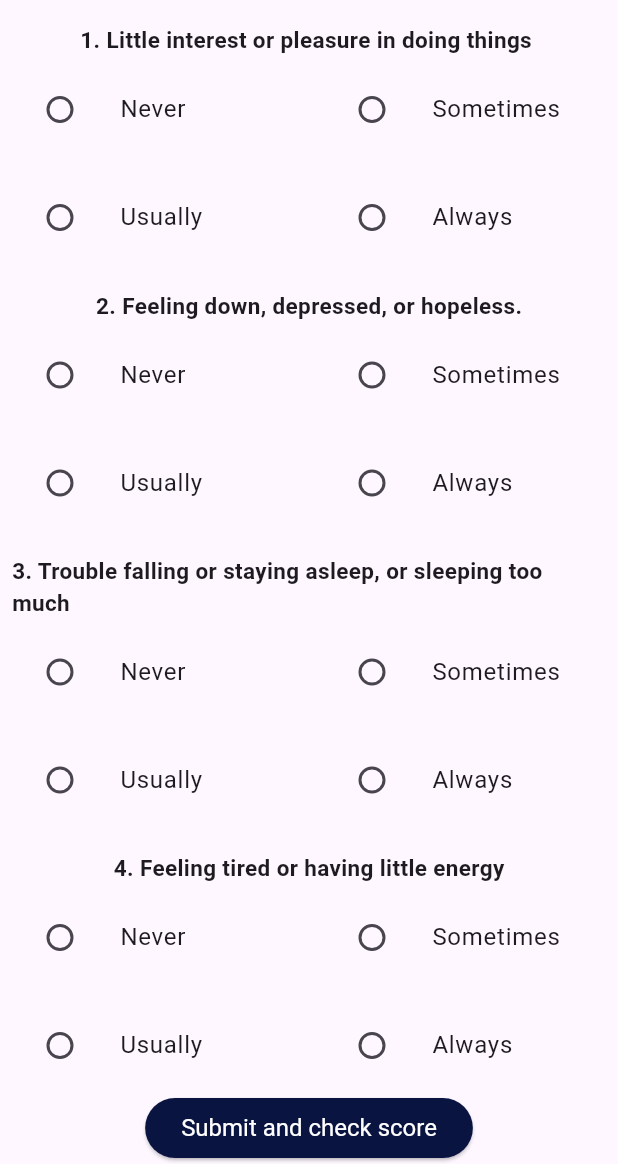
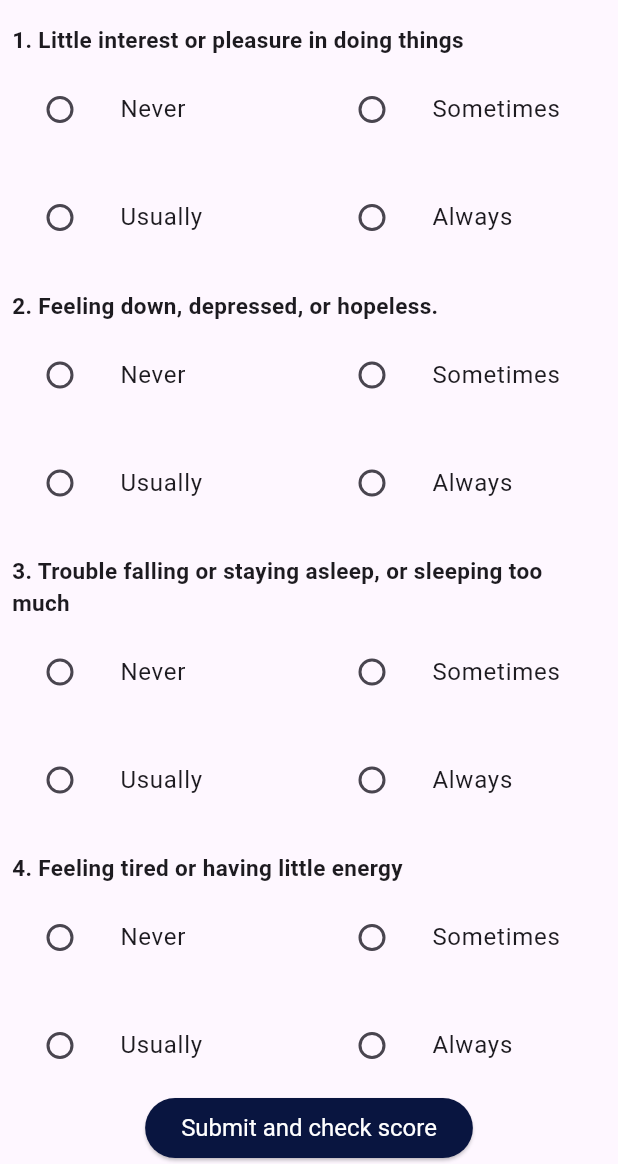
Before and after one commit to bk123477/2024-SolutionChallenge-sMiLe, a Flutter app: the DepressionChecklistScreen screen opened directly, on a phone screen of 412 x 824 dp, the part 72-1236 px from its top. Run offline on Flutter 3.47's test engine with Material 3 defaults, Android fonts, the phone set to English and light mode, and no system bars; our stand-ins replace cloud_firestore, firebase_auth, firebase_core, firebase_messaging, flutter_local_notifications, fluttertoast and 2 more; accounts and stored records are empty.

Commit message:
design : trivial depression checklist design

```diff
--- a/lib/screen/part1/depression_checklist_screen2.dart
+++ b/lib/screen/part1/depression_checklist_screen2.dart
@@ -62,6 +62,7 @@ class _DepressionChecklistScreenState extends State<DepressionChecklistScreen> {
               itemCount: symptoms.length,
               itemBuilder: (context, index) {
                 return Column(
+                  crossAxisAlignment: CrossAxisAlignment.start, // 여기에 추가
                   children: <Widget>[
                     Padding(
                       padding: EdgeInsets.all(8.0),
```
